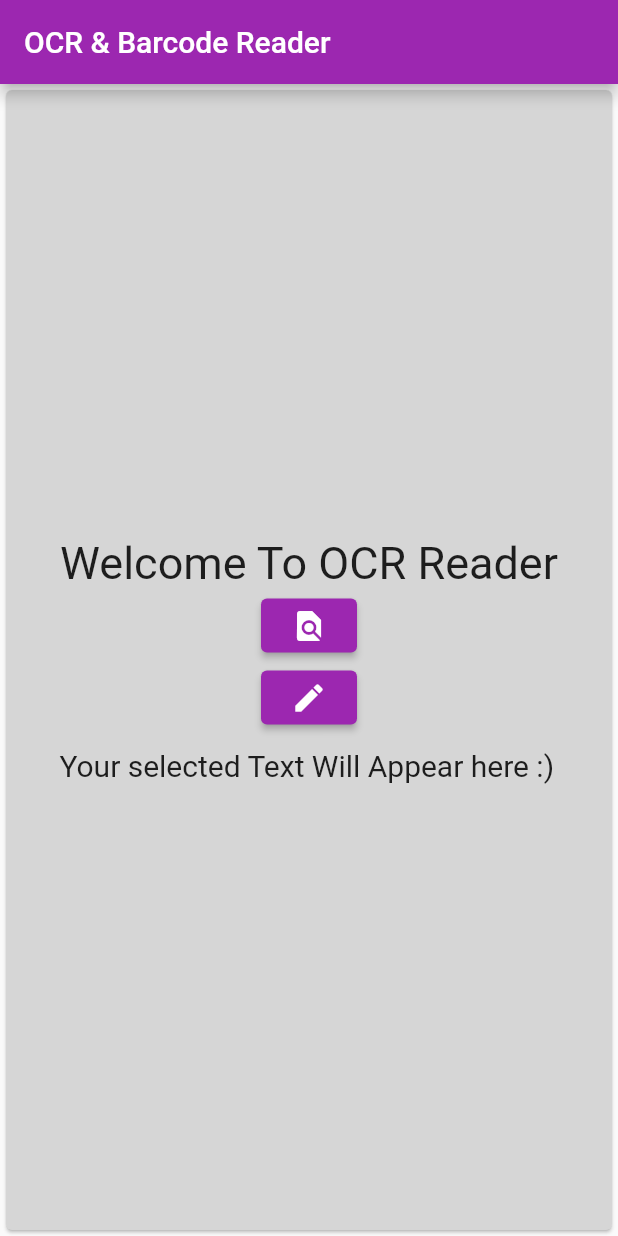
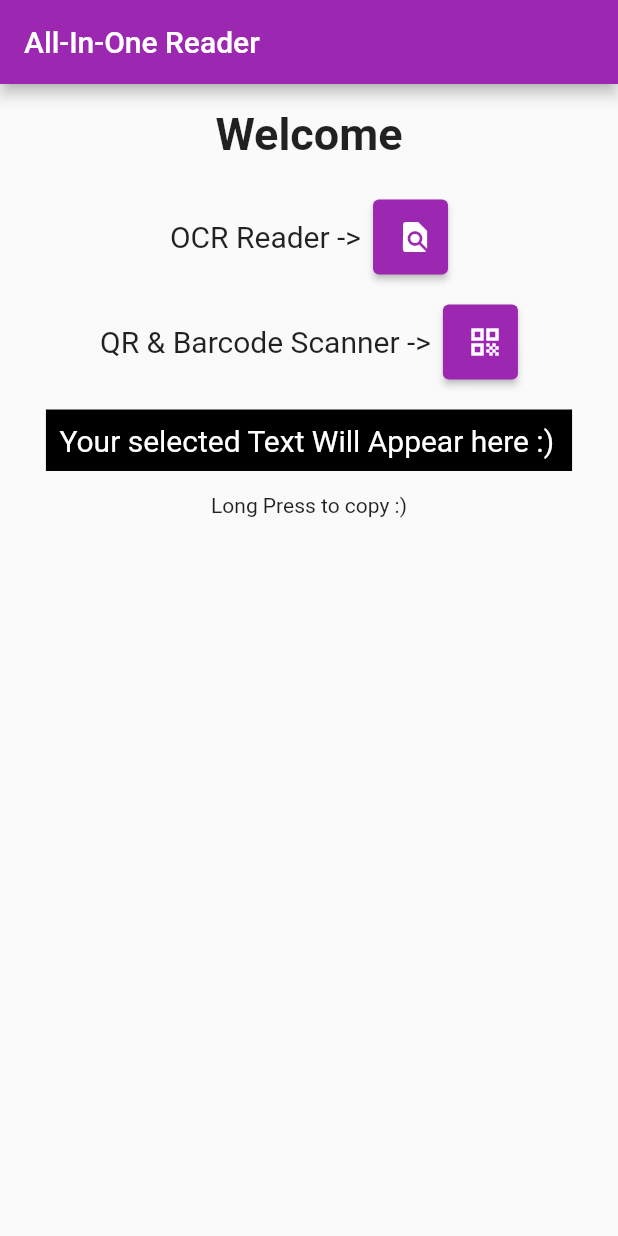
Before and after one commit to mkbhru/ocr-reader-flutter, a Flutter app: the screen it shows after launch, on a phone screen of 412 x 824 dp. Run offline on Flutter 3.47's test engine with Material 2 defaults, Android fonts, the phone set to English and light mode, and no system bars; missing offline and left inert: flutter_mobile_vision.

Commit message:
Minor Changes

```diff
--- a/ocr_reader/lib/main.dart
+++ b/ocr_reader/lib/main.dart
@@ -14,7 +14,7 @@ class MyApp extends StatelessWidget {
       theme: ThemeData(
         primarySwatch: Colors.purple,
       ),
-      home: MyHomePage(title: 'OCR & Barcode Reader'),
+      home: MyHomePage(title: 'All-In-One Reader'),
     );
   }
 }
@@ -40,7 +40,7 @@ class _MyHomePageState extends State<MyHomePage> {
     try {
       barcodes = await FlutterMobileVision.scan(
         waitTap: true,
-        showText: true,
+        // showText: true,
       );
       if (barcodes.length > 0) {
         for (Barcode barcode in barcodes) {
@@ -74,7 +74,7 @@ class _MyHomePageState extends State<MyHomePage> {
     try {
       list = await FlutterMobileVision.read(
         waitTap: true,
-        fps: 10.0,
+        fps: 5.0,
       );
       for (OcrText text in list) {
         print('valueis ${text.value}');
@@ -92,40 +92,104 @@ class _MyHomePageState extends State<MyHomePage> {
       appBar: AppBar(
         title: Text(widget.title),
       ),
-      body: Card(
-        color: Colors.grey[350],
-        child: Center(
-          child: Column(
+      body: Column(
+        crossAxisAlignment: CrossAxisAlignment.center,
+        children: <Widget>[
+          Padding(
+            padding: const EdgeInsets.all(16.0),
+            child: Text(
+              'Welcome',
+              style: TextStyle(
+                fontSize: 30,
+                fontWeight: FontWeight.bold,
+              ),
+            ),
+          ),
+          Padding(
+            padding: const EdgeInsets.all(10.0),
+            child: Row(
               mainAxisAlignment: MainAxisAlignment.center,
-            children: <Widget>[
+              children: [
                 Text(
-                'Welcome To OCR Reader',
-                style: TextStyle(fontSize: 30),
+                  "OCR Reader ->",
+                  style: TextStyle(
+                    fontSize: 20,
                   ),
-              ElevatedButton(
+                ),
+                Padding(
+                  padding: const EdgeInsets.only(left: 8.0),
+                  child: SizedBox(
+                    height: 50,
+                    width: 50,
+                    child: ElevatedButton(
                       onPressed: _startScan,
                       child: Icon(Icons.find_in_page),
                     ),
-              ElevatedButton(
+                  ),
+                ),
+              ],
+            ),
+          ),
+          Padding(
+            padding: const EdgeInsets.all(10.0),
+            child: Row(
+              mainAxisAlignment: MainAxisAlignment.center,
+              children: [
+                Text(
+                  "QR & Barcode Scanner ->",
+                  style: TextStyle(
+                    fontSize: 20,
+                  ),
+                ),
+                Padding(
+                  padding: const EdgeInsets.only(left: 8.0),
+                  child: SizedBox(
+                    height: 50,
+                    width: 50,
+                    child: ElevatedButton(
                       onPressed: _scanBarcode,
-                child: Icon(Icons.edit),
+                      child: Icon(Icons.qr_code),
+                    ),
+                  ),
+                ),
+              ],
+            ),
           ),
           SizedBox(
             height: 10,
             width: 10,
           ),
-              SelectableText(
+          Container(
+            decoration: BoxDecoration(
+                color: Colors.black,
+                shape: BoxShape.rectangle,
+                border: Border.all(
+                  color: Colors.black,
+                  width: 1.0,
+                )),
+            child: Padding(
+              padding: const EdgeInsets.all(8.0),
+              child: SelectableText(
                 name,
                 style: TextStyle(
                   fontSize: 20,
+                  color: Colors.white,
                 ),
               ),
+            ),
+          ),
+          Padding(
+            padding: const EdgeInsets.all(15.0),
+            child: Text("Long Press to copy :)"),
+          ),
+          //         onTap: () {
+          // Clipboard.setData(ClipboardData(text: name));
+// },
+
           // ListView(
           //   children: [Text(data.first)],
           // )
         ],
-          ),
-        ),
       ),
 
       // floatingActionButton: FloatingActionButton(
--- a/ocr_reader/pubspec.yaml
+++ b/ocr_reader/pubspec.yaml
@@ -30,6 +30,7 @@ dependencies:
   # Use with the CupertinoIcons class for iOS style icons.
   cupertino_icons: ^1.0.2
   flutter_mobile_vision: ^0.1.3
+  clipboard: ^0.1.3
 #  flutter_mobile_vision: ^0.1.4+1
 
 dev_dependencies:
```
Also changed, not shown: ocr_reader/pubspec.lock. Lines whose indentation alone changed are shown as unchanged.
